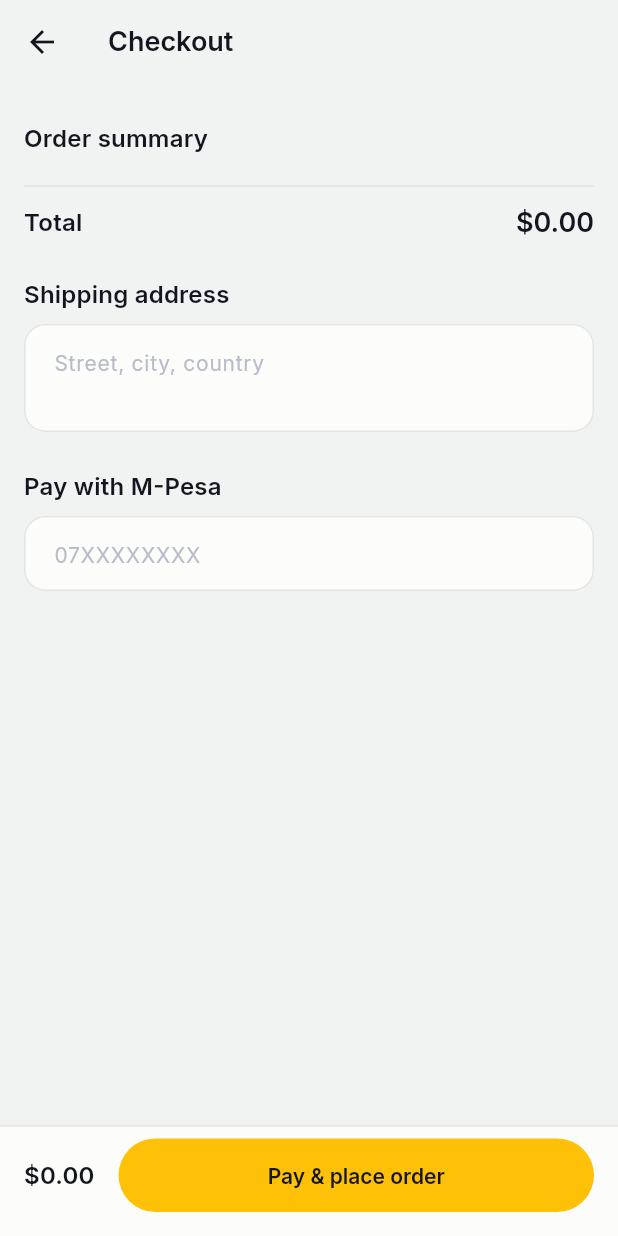
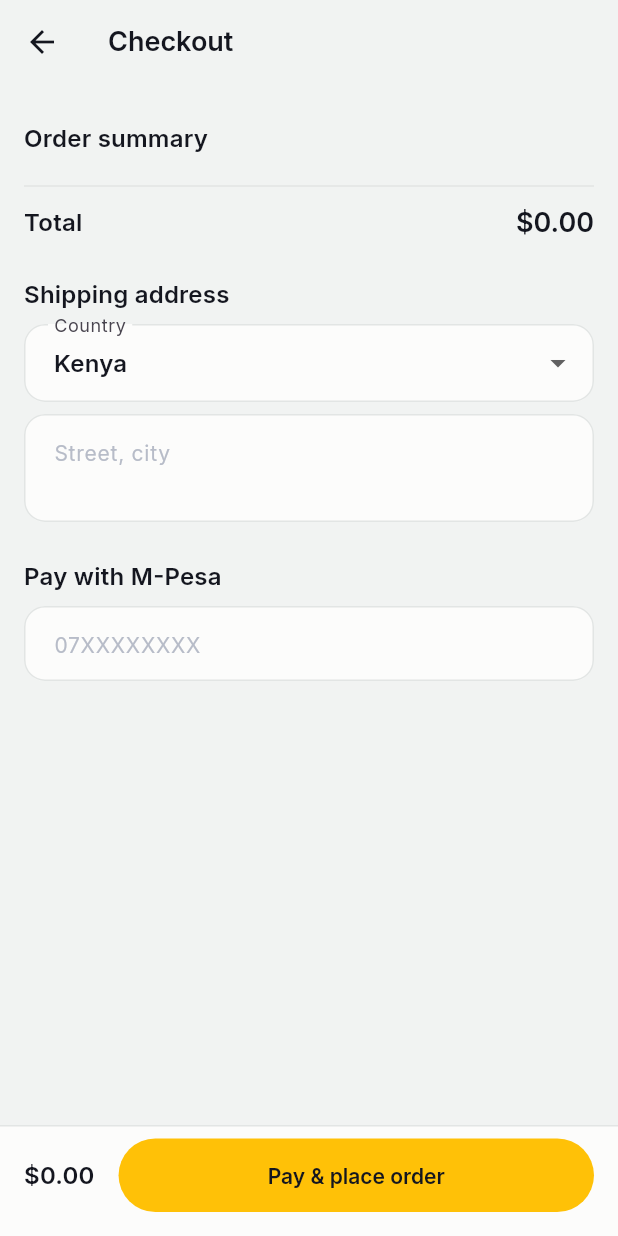
Before and after one commit to Gilliam-20/Sellora, a Flutter app: the CheckoutView screen opened by its route, on a phone screen of 412 x 824 dp. Run offline on Flutter 3.47's test engine with Material 3 defaults, Android fonts, the phone set to English and light mode, and no system bars; our stand-ins replace cached_network_image, cloud_firestore, dio, firebase_auth, firebase_core, get and 2 more; accounts and stored records are empty.

Commit message:
buyer checkout

```diff
--- a/lib/data/models/order_model.dart
+++ b/lib/data/models/order_model.dart
@@ -25,6 +25,29 @@
         OrderPaymentStatus.paid => 'Paid',
         OrderPaymentStatus.failed => 'Failed',
       };
+}
+
+/// Where an order ships. `countryCode` is the only field
+/// `functions/lib/orders.js`'s `createOrder` validates — it derives the
+/// order's region/currency from it (see `functions/lib/regions.js`) and
+/// rejects a request without one. `line` is the free-text street/city
+/// address collected before this class existed.
+///
+/// NOT yet the full `{fullName, phone, email, line1, line2, city, province,
+/// zip}` shape `functions/lib/cjApi.js` needs to actually push a fulfillment
+/// to CJ — that's a separate, still-open gap (see WORKLOG.md 2026-09-15).
+class ShippingAddress {
+  ShippingAddress({required this.countryCode, required this.line});
+
+  final String countryCode;
+  final String line;
+
+  Map<String, dynamic> toMap() => {'countryCode': countryCode, 'line': line};
+
+  factory ShippingAddress.fromMap(Map<String, dynamic> map) => ShippingAddress(
+        countryCode: map['countryCode'] as String? ?? '',
+        line: map['line'] as String? ?? '',
+      );
 }
 
 class OrderItem {
@@ -114,6 +137,7 @@
     String? id,
     String? code,
     double? total,
+    String? currency,
     String? paymentReference,
     OrderStatus? status,
     OrderPaymentStatus? paymentStatus,
@@ -130,7 +154,7 @@
       items: items,
       status: status ?? this.status,
       total: total ?? this.total,
-      currency: currency,
+      currency: currency ?? this.currency,
       shippingAddress: shippingAddress,
       paymentMethod: paymentMethod,
       paymentReference: paymentReference ?? this.paymentReference,
@@ -156,7 +180,7 @@
   final OrderStatus status;
   final double total;
   final String currency;
-  final String shippingAddress;
+  final ShippingAddress shippingAddress;
   final String paymentMethod;
   final String? paymentReference;
   final String? trackingNumber;
@@ -190,7 +214,10 @@
           orElse: () => OrderStatus.pending),
       total: (map['total'] as num?)?.toDouble() ?? 0,
       currency: map['currency'] as String? ?? 'USD',
-      shippingAddress: map['shippingAddress'] as String? ?? '',
+      shippingAddress: map['shippingAddress'] is Map
+          ? ShippingAddress.fromMap(
+              Map<String, dynamic>.from(map['shippingAddress'] as Map))
+          : ShippingAddress(countryCode: '', line: ''),
       paymentMethod: map['paymentMethod'] as String? ?? 'IntaSend',
       paymentReference: map['paymentReference'] as String?,
       trackingNumber: map['trackingNumber'] as String?,
@@ -216,7 +243,7 @@
         'status': status.name,
         'total': total,
         'currency': currency,
-        'shippingAddress': shippingAddress,
+        'shippingAddress': shippingAddress.toMap(),
         'paymentMethod': paymentMethod,
         'paymentReference': paymentReference,
         'trackingNumber': trackingNumber,
--- a/lib/modules/buyer/checkout/checkout_view.dart
+++ b/lib/modules/buyer/checkout/checkout_view.dart
@@ -15,6 +15,19 @@
   State<CheckoutView> createState() => _CheckoutViewState();
 }
 
+/// Curated against `functions/lib/regions.js`'s `REGION_CONFIG`: these are
+/// the country codes with their own named pricing region (kenya/us/uk/eu);
+/// anything else still works (the backend falls back to us/USD) but isn't
+/// worth listing here. Kenya defaults first per the product's Kenya-first
+/// positioning.
+const _countries = [
+  ('KE', 'Kenya'),
+  ('US', 'United States'),
+  ('GB', 'United Kingdom'),
+  ('DE', 'Germany'),
+  ('FR', 'France'),
+];
+
 class _CheckoutViewState extends State<CheckoutView> {
   // Owned here rather than created in build() — a rebuild (e.g. from
   // the responsive width check below) would otherwise hand every field
@@ -22,6 +35,7 @@
   final _formKey = GlobalKey<FormState>();
   final _addressCtrl = TextEditingController();
   final _phoneCtrl = TextEditingController();
+  String _countryCode = _countries.first.$1;
 
   @override
   void dispose() {
@@ -86,11 +100,24 @@
                 Text('Shipping address',
                     style: Theme.of(context).textTheme.titleMedium),
                 const SizedBox(height: AppSpacing.sm),
+                DropdownButtonFormField<String>(
+                  value: _countryCode,
+                  decoration: const InputDecoration(labelText: 'Country'),
+                  items: _countries
+                      .map((c) => DropdownMenuItem(
+                            value: c.$1,
+                            child: Text(c.$2),
+                          ))
+                      .toList(),
+                  onChanged: (v) {
+                    if (v != null) setState(() => _countryCode = v);
+                  },
+                ),
+                const SizedBox(height: AppSpacing.sm),
                 TextFormField(
                   controller: _addressCtrl,
                   maxLines: 2,
-                  decoration:
-                      const InputDecoration(hintText: 'Street, city, country'),
+                  decoration: const InputDecoration(hintText: 'Street, city'),
                   validator: (v) => Validators.notEmpty(v, label: 'Address'),
                 ),
                 const SizedBox(height: AppSpacing.lg),
@@ -124,6 +151,7 @@
             if (_formKey.currentState!.validate()) {
               controller.placeOrder(
                   address: _addressCtrl.text.trim(),
+                  countryCode: _countryCode,
                   mpesaPhone: _phoneCtrl.text.trim());
             }
           },
```
Also changed, not shown: lib/core/constants/app_constants.dart (+10 -8 lines), lib/data/repositories/firebase_order_repository.dart (+22 -16 lines), lib/modules/buyer/checkout/checkout_controller.dart (+14 -14 lines), lib/modules/storefront/storefront_login_view.dart (+7 -1 lines), lib/modules/storefront/storefront_register_view.dart (+9 -5 lines), 3 other files.
